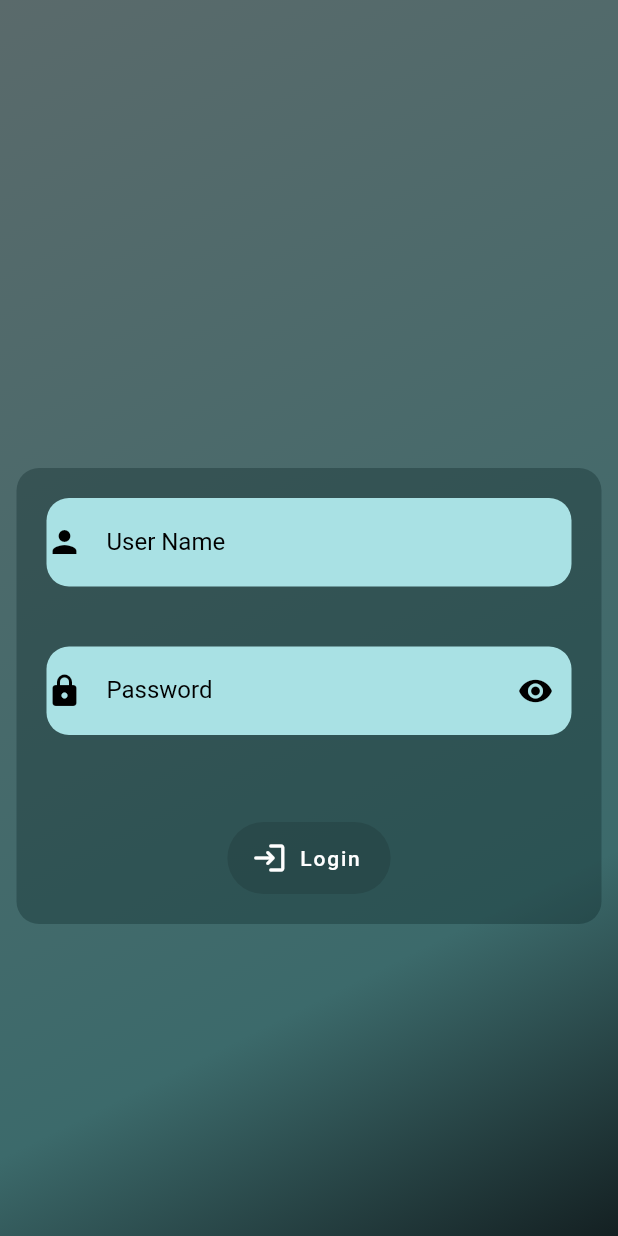
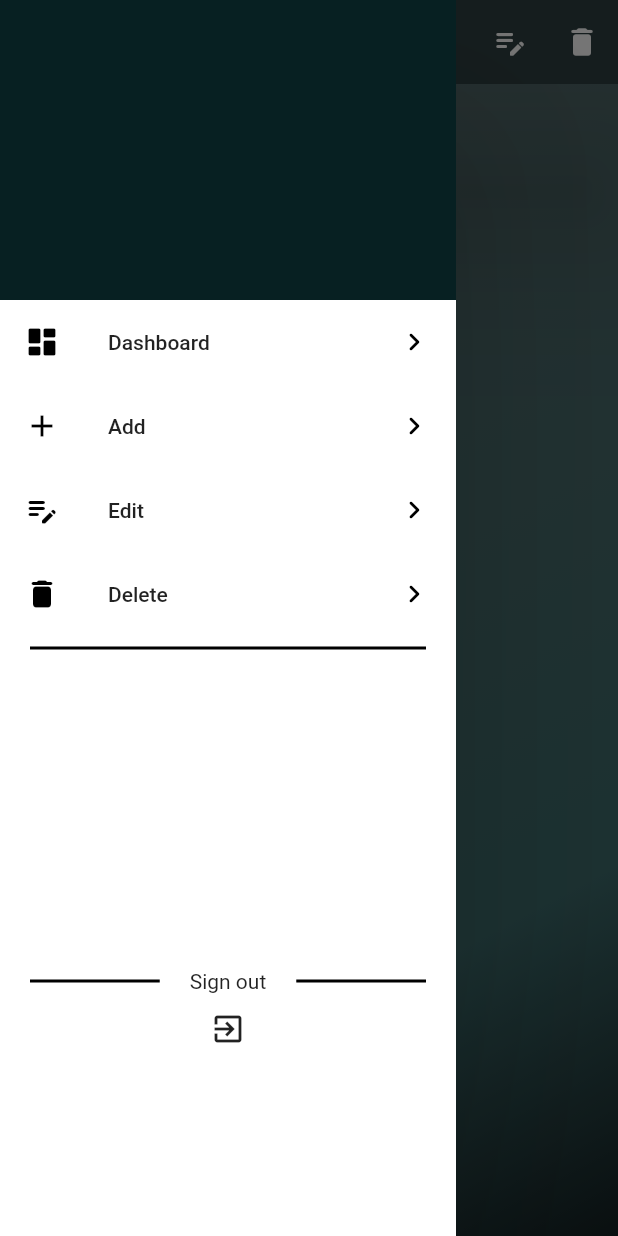
Before and after one commit to Ahmedriyadh19/Management-Factory-System, a Flutter app: the screen it shows after launch, with the side drawer open (before the commit the screen has no drawer), on a phone screen of 412 x 824 dp. Run offline on Flutter 3.47's test engine with Material 2 defaults, Android fonts, the phone set to English and light mode, and no system bars; our stand-ins replace font_awesome_flutter.

Commit message:
Update v6.9

```diff
--- a/lib/View/Main Pages/home.dart
+++ b/lib/View/Main Pages/home.dart
@@ -6,6 +6,7 @@ import 'package:management_factory_system/View/Main%20Pages/Add/add_page.dart';
 import 'package:management_factory_system/View/Main%20Pages/Dashboard/dashboard.dart';
 import 'package:management_factory_system/View/Main%20Pages/Delete/delete_page.dart';
 import 'package:management_factory_system/View/Main%20Pages/Edit/edit_page.dart';
+import 'package:management_factory_system/View/Main%20Pages/login.dart';
 import 'package:management_factory_system/main.dart';
 
 class Home extends StatefulWidget {
@@ -34,8 +35,8 @@ class _HomeState extends State<Home> {
           .add(createOption(FontAwesomeIcons.fileInvoice, 'Add Order', 5));
       addListOption.add(createOption(FontAwesomeIcons.user, 'Add Staff', 6));
       addListOption.add(createOption(Icons.payment_rounded, 'Add Income', 7));
-      addListOption
-          .add(createOption(FontAwesomeIcons.moneyCheckDollar, 'Add outcome', 8));
+      addListOption.add(
+          createOption(FontAwesomeIcons.moneyCheckDollar, 'Add outcome', 8));
       addListOption
           .add(createOption(Icons.insert_drive_file_rounded, 'Add Product', 9));
 
@@ -43,25 +44,24 @@ class _HomeState extends State<Home> {
           .add(createOption(FontAwesomeIcons.userPen, 'Edit Customer', 10));
       editListOption
           .add(createOption(FontAwesomeIcons.filePen, 'Edit Order', 11));
-      editListOption
-          .add(createOption(FontAwesomeIcons.pen, 'Edit Staff', 12));
+      editListOption.add(createOption(FontAwesomeIcons.pen, 'Edit Staff', 12));
       editListOption
           .add(createOption(Icons.payment_rounded, 'Edit Income', 13));
       editListOption
           .add(createOption(FontAwesomeIcons.moneyBill, 'Edit outcome', 14));
-      editListOption.add(
-          createOption(FontAwesomeIcons.penToSquare, 'Edit Product', 15));
+      editListOption
+          .add(createOption(FontAwesomeIcons.penToSquare, 'Edit Product', 15));
 
       deleteListOption
           .add(createOption(FontAwesomeIcons.userXmark, 'Delete Customer', 16));
+      deleteListOption
+          .add(createOption(FontAwesomeIcons.fileWaveform, 'Delete Order', 17));
       deleteListOption.add(
-          createOption(FontAwesomeIcons.fileWaveform, 'Delete Order', 17));
-      deleteListOption
-          .add(createOption(FontAwesomeIcons.userLargeSlash, 'Delete Staff', 18));
+          createOption(FontAwesomeIcons.userLargeSlash, 'Delete Staff', 18));
       deleteListOption
           .add(createOption(FontAwesomeIcons.circleMinus, 'Delete Income', 19));
-      deleteListOption
-          .add(createOption(FontAwesomeIcons.folderMinus, 'Delete outcome', 20));
+      deleteListOption.add(
+          createOption(FontAwesomeIcons.folderMinus, 'Delete outcome', 20));
       deleteListOption.add(
           createOption(FontAwesomeIcons.fileCircleXmark, 'Delete Product', 21));
     });
@@ -89,6 +89,12 @@ class _HomeState extends State<Home> {
         line(Icons.add, 'Add', 1),
         line(Icons.edit_note_rounded, 'Edit', 2),
         line(Icons.delete_rounded, 'Delete', 3),
+        div(),
+        SizedBox(
+          height: (MediaQuery.of(context).size.height / 4) ,
+        ),
+        divWithTxt('Sign out'),
+        signOutBtn()
       ]),
     );
   }
@@ -103,6 +109,25 @@ class _HomeState extends State<Home> {
         }
       }
     });
+  }
+
+  Row divWithTxt(String txt) {
+    return Row(children: [
+      Expanded(child: div()),
+      Text(
+        txt,
+      ),
+      Expanded(child: div()),
+    ]);
+  }
+
+  Divider div() {
+    return const Divider(
+      color: Colors.black,
+      thickness: 2,
+      endIndent: 20,
+      indent: 20,
+    );
   }
 
   ListTile line(IconData icon, String title, int index) {
@@ -158,22 +183,12 @@ class _HomeState extends State<Home> {
       centerTitle: true,
       backgroundColor: const Color.fromARGB(255, 45, 64, 65),
       title: const Text('Welcome'),
+      elevation: 50,
       actions: [
         upBarBtn(0, Icons.dashboard_rounded),
         option(ctx, Icons.add, addListOption),
         option(ctx, Icons.edit_note_rounded, editListOption),
         option(ctx, Icons.delete_rounded, deleteListOption),
-        const SizedBox(
-          width: 40,
-        ),
-        IconButton(
-          icon: const Icon(Icons.exit_to_app),
-          onPressed: () {
-            Navigator.of(context).pushReplacement(
-              MaterialPageRoute(builder: (_) => const MyApp()),
-            );
-          },
-        )
       ],
     );
   }
@@ -190,6 +205,17 @@ class _HomeState extends State<Home> {
     );
   }
 
+  IconButton signOutBtn() {
+    return IconButton(
+      icon: const Icon(Icons.exit_to_app),
+      onPressed: () {
+        Navigator.of(context).pushReplacement(
+          MaterialPageRoute(builder: (_) => const Login()),
+        );
+      },
+    );
+  }
+
   @override
   Widget build(BuildContext context) {
     initializeOptionsMenuList();
--- a/lib/View/Main Pages/login.dart
+++ b/lib/View/Main Pages/login.dart
@@ -25,7 +25,8 @@ class _LoginState extends State<Login> {
   @override
   Widget build(BuildContext context) {
     double height = MediaQuery.of(context).size.height;
-    return Background(
+    return Scaffold(
+      body: Background(
           widget: SingleChildScrollView(
         child: Center(
           child: Container(
@@ -53,7 +54,8 @@ class _LoginState extends State<Login> {
             ),
           ),
         ),
-    ));
+      )),
+    );
   }
 
   Container userNameInput() {
--- a/lib/main.dart
+++ b/lib/main.dart
@@ -1,6 +1,6 @@
 import 'package:flutter/material.dart';
 import 'package:management_factory_system/Controller/my_scroll.dart';
-import 'package:management_factory_system/View/Main%20Pages/login.dart';
+import 'package:management_factory_system/View/Main%20Pages/home.dart';
 
 void main() {
   runApp(const MyApp());
@@ -31,7 +31,7 @@ class _MyHomePageState extends State<MyHomePage> {
   @override
   Widget build(BuildContext context) {
     return const Scaffold(
-      body: Login(),
+      body: Home(),
     );
   }
 }
```
Lines whose indentation alone changed are shown as unchanged.
